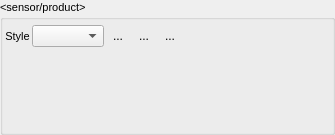
The window that timeseriesviewer/ui/mapviewrendersettings.ui (jakimowb/eo-time-series-viewer) describes before a commit, drawn with Qt 5.
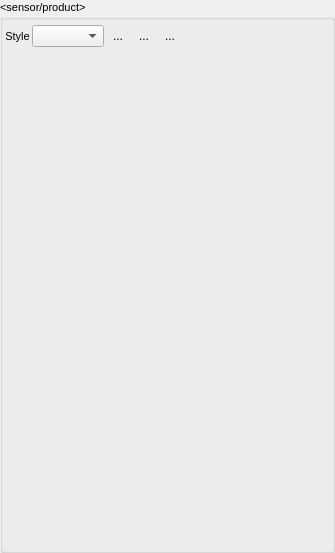
The same window after the commit. Icons and pictures are not drawn.

Diff of the .ui file:
```diff
--- a/timeseriesviewer/ui/mapviewrendersettings.ui
+++ b/timeseriesviewer/ui/mapviewrendersettings.ui
@@ -7,7 +7,7 @@
     <x>0</x>
     <y>0</y>
     <width>335</width>
-    <height>135</height>
+    <height>553</height>
    </rect>
   </property>
   <property name="sizePolicy">
@@ -172,7 +172,7 @@
    <item>
     <widget class="QStackedWidget" name="stackedWidget">
      <property name="sizePolicy">
-      <sizepolicy hsizetype="Preferred" vsizetype="Preferred">
+      <sizepolicy hsizetype="Preferred" vsizetype="Expanding">
        <horstretch>0</horstretch>
        <verstretch>0</verstretch>
       </sizepolicy>
```
